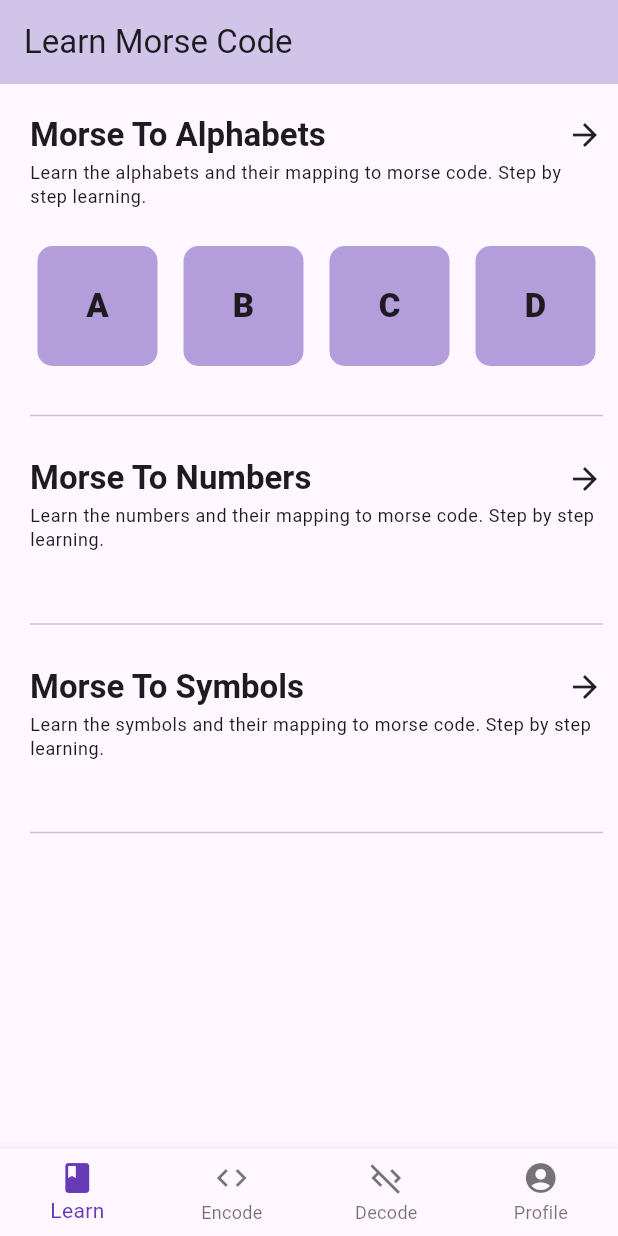
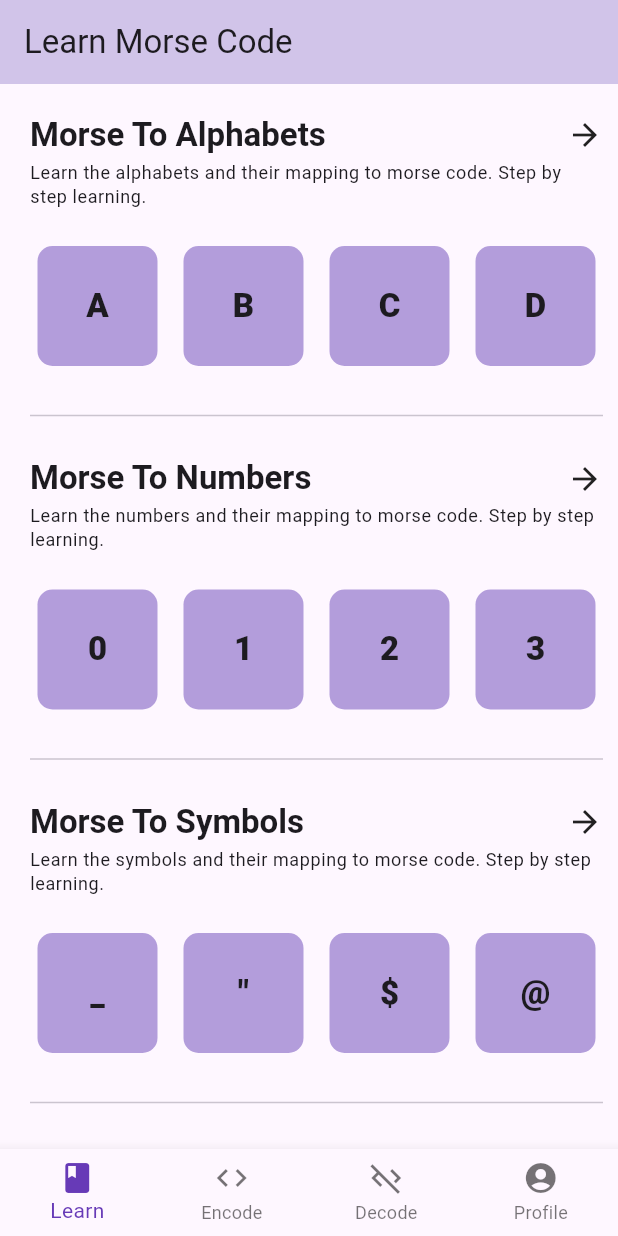
Before and after one commit to JagdishOnGH/morse_app, a Flutter app: the screen it shows after launch, on a phone screen of 412 x 824 dp. Run offline on Flutter 3.47's test engine with Material 3 defaults, Android fonts, the phone set to English and light mode, and no system bars; our stand-ins replace fluttertoast.

Commit message:
chore: new datasets

```diff
--- a/lib/feature/learn/pages/learning_page.dart
+++ b/lib/feature/learn/pages/learning_page.dart
@@ -131,6 +131,40 @@ class LearningPage extends StatelessWidget {
   }
 }
 
+var morseCodeDataNumbers = [
+  {"letter": "0", "morse": "-----", "pronounced": "dah-dah-dah-dah-dah"},
+  {"letter": "1", "morse": ".----", "pronounced": "di-dah-dah-dah-dah"},
+  {"letter": "2", "morse": "..---", "pronounced": "di-di-dah-dah-dah"},
+  {"letter": "3", "morse": "...--", "pronounced": "di-di-di-dah-dah"},
+  {"letter": "4", "morse": "....-", "pronounced": "di-di-di-di-dah"},
+  {"letter": "5", "morse": ".....", "pronounced": "di-di-di-di-dit"},
+  {"letter": "6", "morse": "-....", "pronounced": "dah-di-di-di-dit"},
+  {"letter": "7", "morse": "--...", "pronounced": "dah-dah-di-di-dit"},
+  {"letter": "8", "morse": "---..", "pronounced": "dah-dah-dah-di-dit"},
+  {"letter": "9", "morse": "----.", "pronounced": "dah-dah-dah-dah-dit"}
+];
+
+var morseCodeDataSymbols = [
+  {"letter": "_", "morse": "..--.-", "pronounced": "di-di-dah-dah-di-dah"},
+  {"letter": "\"", "morse": ".-..-.", "pronounced": "di-dah-di-di-dah-dit"},
+  {"letter": "\$", "morse": "...-..-", "pronounced": "di-di-di-dah-di-di-dah"},
+  {"letter": "@", "morse": ".--.-.", "pronounced": "di-dah-dah-di-dah-dit"},
+  {"letter": ".", "morse": ".-.-.-", "pronounced": "di-dah-di-dah-di-dah"},
+  {"letter": ",", "morse": "--..--", "pronounced": "dah-dah-di-di-dah-dah"},
+  {"letter": "?", "morse": "..--..", "pronounced": "di-di-dah-dah-di-di"},
+  {"letter": "'", "morse": ".----.", "pronounced": "di-dah-dah-dah-dah-dit"},
+  {"letter": "!", "morse": "-.-.--", "pronounced": "dah-di-dah-di-dah-dah"},
+  {"letter": "/", "morse": "-..-.", "pronounced": "dah-di-di-dah-dit"},
+  {"letter": "(", "morse": "-.--.", "pronounced": "dah-dah-di-dah-dit"},
+  {"letter": ")", "morse": "-.--.-", "pronounced": "dah-dah-di-dah-dah"},
+  {"letter": "&", "morse": ".-...", "pronounced": "di-dah-di-di-dit"},
+  {"letter": ":", "morse": "---...", "pronounced": "dah-dah-dah-di-di-di"},
+  {"letter": ";", "morse": "-.-.-.", "pronounced": "dah-di-dah-di-dah-dit"},
+  {"letter": "=", "morse": "-...-", "pronounced": "dah-di-di-di-dah"},
+  {"letter": "+", "morse": ".-.-.", "pronounced": "di-dah-di-dah-dit"},
+  {"letter": "-", "morse": "-....-", "pronounced": "dah-di-di-di-di-dah"},
+];
+
 var morseCodeDataAlphabet = [
   {"letter": "A", "morse": ".-", "pronounced": "Di-Dah"},
   {"letter": "B", "morse": "-...", "pronounced": "Dah-Di-Di-Dit"},
```
